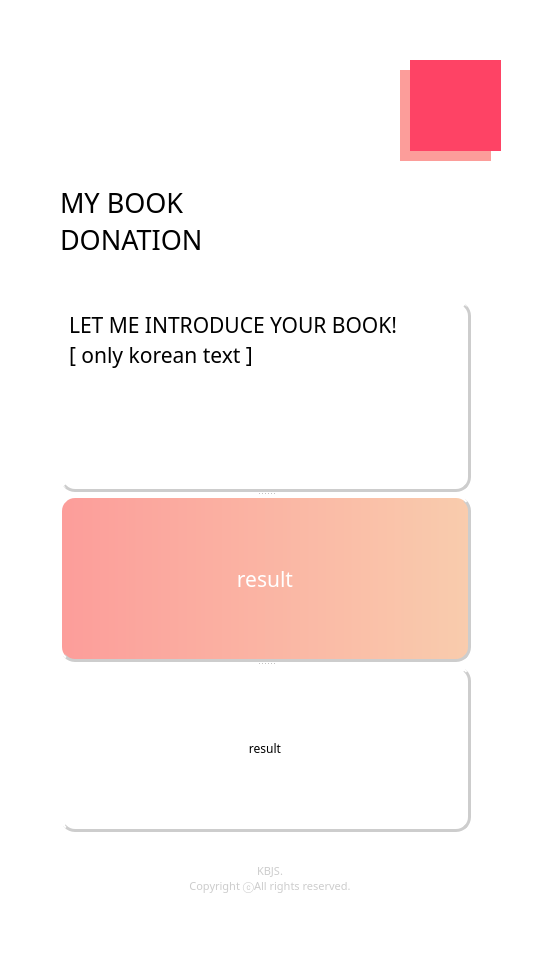
Old version of the form AI_exam/prj02_books_category_classification/mainwindow.ui in the repository makerseok/study-dl.
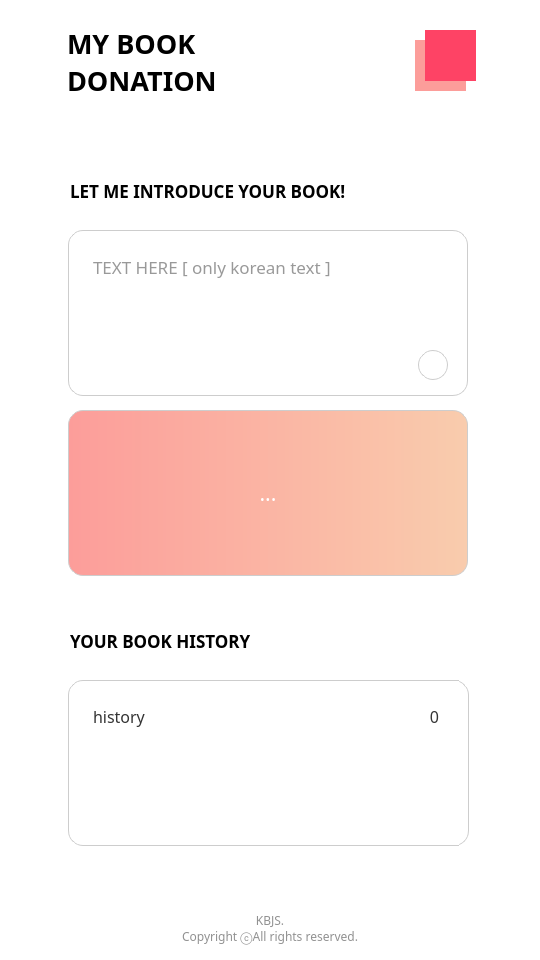
New version of the form.

The edit to the form file:
```diff
--- a/AI_exam/prj02_books_category_classification/mainwindow.ui
+++ b/AI_exam/prj02_books_category_classification/mainwindow.ui
@@ -1,7 +1,7 @@
 <?xml version="1.0" encoding="UTF-8"?>
 <ui version="4.0">
- <class>Form</class>
- <widget class="QWidget" name="Form">
+ <class>widget</class>
+ <widget class="QWidget" name="widget">
   <property name="geometry">
    <rect>
     <x>0</x>
@@ -17,7 +17,7 @@
    </sizepolicy>
   </property>
   <property name="windowTitle">
-   <string>Form</string>
+   <string>My Book Donation</string>
   </property>
   <property name="styleSheet">
    <string notr="true">background-color: rgb(255, 255, 255);</string>
@@ -25,16 +25,18 @@
   <widget class="QLabel" name="MainText">
    <property name="geometry">
     <rect>
-     <x>60</x>
-     <y>160</y>
-     <width>211</width>
-     <height>121</height>
+     <x>67</x>
+     <y>31</y>
+     <width>151</width>
+     <height>61</height>
     </rect>
    </property>
    <property name="font">
     <font>
-     <family>Yummo Bold</family>
+     <family>Yummo</family>
      <pointsize>20</pointsize>
+     <weight>75</weight>
+     <bold>true</bold>
      <stylestrategy>PreferAntialias</stylestrategy>
     </font>
    </property>
@@ -56,7 +58,7 @@
    <property name="geometry">
     <rect>
      <x>0</x>
-     <y>860</y>
+     <y>910</y>
      <width>540</width>
      <height>37</height>
     </rect>
@@ -104,11 +106,11 @@
     <property name="font">
      <font>
       <family>Yummo</family>
-      <pointsize>8</pointsize>
+      <pointsize>9</pointsize>
      </font>
     </property>
     <property name="styleSheet">
-     <string notr="true">color: rgb(204, 204, 204);</string>
+     <string notr="true">color: rgb(145, 145, 145);</string>
     </property>
     <property name="frameShadow">
      <enum>QFrame::Plain</enum>
@@ -125,19 +127,104 @@
     </property>
    </widget>
   </widget>
-  <widget class="QSplitter" name="splitter">
+  <widget class="QPushButton" name="reset_1">
    <property name="geometry">
     <rect>
-     <x>60</x>
-     <y>301</y>
-     <width>411</width>
-     <height>531</height>
+     <x>425</x>
+     <y>30</y>
+     <width>51</width>
+     <height>51</height>
     </rect>
    </property>
-   <property name="orientation">
-    <enum>Qt::Vertical</enum>
+   <property name="cursor">
+    <cursorShape>PointingHandCursor</cursorShape>
    </property>
+   <property name="styleSheet">
+    <string notr="true">background-color: rgb(254, 67, 101);
+border-style:none;</string>
+   </property>
+   <property name="text">
+    <string/>
+   </property>
+  </widget>
+  <widget class="QPushButton" name="reset_2">
+   <property name="geometry">
+    <rect>
+     <x>415</x>
+     <y>40</y>
+     <width>51</width>
+     <height>51</height>
+    </rect>
+   </property>
+   <property name="cursor">
+    <cursorShape>PointingHandCursor</cursorShape>
+   </property>
+   <property name="styleSheet">
+    <string notr="true">background-color: rgb(252, 157, 154);
+border-style:none;</string>
+   </property>
+   <property name="text">
+    <string/>
+   </property>
+  </widget>
+  <widget class="QPushButton" name="Predict">
+   <property name="geometry">
+    <rect>
+     <x>418</x>
+     <y>350</y>
+     <width>30</width>
+     <height>30</height>
+    </rect>
+   </property>
+   <property name="font">
+    <font>
+     <pointsize>9</pointsize>
+    </font>
+   </property>
+   <property name="cursor">
+    <cursorShape>PointingHandCursor</cursorShape>
+   </property>
+   <property name="toolTipDuration">
+    <number>0</number>
+   </property>
+   <property name="styleSheet">
+    <string notr="true">#Predict {
+border-style: solid;
+border-width: 1px;
+border-radius: 15px;
+border-color: rgb(205, 205, 205);
+color: black;
+padding: 20px;
+}
+#Predict:hover {
+border-style: solid;
+border-width: 3px;
+border-radius: 15px;
+border-color: rgb(205, 205, 205);
+background-color: rgb(205, 205, 205);
+color: black;
+padding: 20px;
+}</string>
+   </property>
+   <property name="text">
+    <string/>
+   </property>
+   <property name="iconSize">
+    <size>
+     <width>121</width>
+     <height>121</height>
+    </size>
+   </property>
+  </widget>
    <widget class="QTextEdit" name="InputText">
+   <property name="geometry">
+    <rect>
+     <x>68</x>
+     <y>230</y>
+     <width>400</width>
+     <height>166</height>
+    </rect>
+   </property>
     <property name="sizePolicy">
      <sizepolicy hsizetype="Preferred" vsizetype="Fixed">
       <horstretch>0</horstretch>
@@ -158,7 +245,8 @@
     </property>
     <property name="font">
      <font>
-      <family>궁서체</family>
+     <family>Yummo</family>
+     <pointsize>13</pointsize>
      </font>
     </property>
     <property name="focusPolicy">
@@ -168,15 +256,12 @@
      <bool>true</bool>
     </property>
     <property name="styleSheet">
-     <string notr="true">border-style: outset;
-border-top-width: 1px;
-border-left-width: 1px;
-border-right-width: 3px;
-border-bottom-width: 3px;
+    <string notr="true">border-style: solid;
+border-width: 1px;
 border-radius: 15px;
 border-color: rgb(205, 205, 205);
-color: black;
-padding: 4px;</string>
+color: #343434;
+padding: 20px;</string>
     </property>
     <property name="frameShape">
      <enum>QFrame::NoFrame</enum>
@@ -194,12 +279,22 @@
      <string>&lt;!DOCTYPE HTML PUBLIC &quot;-//W3C//DTD HTML 4.0//EN&quot; &quot;http://www.w3.org/TR/REC-html40/strict.dtd&quot;&gt;
 &lt;html&gt;&lt;head&gt;&lt;meta name=&quot;qrichtext&quot; content=&quot;1&quot; /&gt;&lt;style type=&quot;text/css&quot;&gt;
 p, li { white-space: pre-wrap; }
-&lt;/style&gt;&lt;/head&gt;&lt;body style=&quot; font-family:'궁서체'; font-size:9pt; font-weight:400; font-style:normal;&quot;&gt;
-&lt;p style=&quot; margin-top:0px; margin-bottom:0px; margin-left:0px; margin-right:0px; -qt-block-indent:0; text-indent:0px;&quot;&gt;&lt;span style=&quot; font-family:'Yummo'; font-size:16pt;&quot;&gt;LET ME INTRODUCE YOUR BOOK!&lt;/span&gt;&lt;/p&gt;
-&lt;p style=&quot; margin-top:0px; margin-bottom:0px; margin-left:0px; margin-right:0px; -qt-block-indent:0; text-indent:0px;&quot;&gt;&lt;span style=&quot; font-family:'Yummo'; font-size:16pt;&quot;&gt;[ only korean text ]&lt;/span&gt;&lt;/p&gt;&lt;/body&gt;&lt;/html&gt;</string>
+&lt;/style&gt;&lt;/head&gt;&lt;body style=&quot; font-family:'Yummo'; font-size:13pt; font-weight:400; font-style:normal;&quot;&gt;
+&lt;p style=&quot;-qt-paragraph-type:empty; margin-top:0px; margin-bottom:0px; margin-left:0px; margin-right:0px; -qt-block-indent:0; text-indent:0px; font-family:'Yummo,나눔바른펜'; color:#343434;&quot;&gt;&lt;br /&gt;&lt;/p&gt;&lt;/body&gt;&lt;/html&gt;</string>
+   </property>
+   <property name="placeholderText">
+    <string>TEXT HERE [ only korean text ]</string>
     </property>
    </widget>
    <widget class="QLabel" name="Result">
+   <property name="geometry">
+    <rect>
+     <x>68</x>
+     <y>410</y>
+     <width>400</width>
+     <height>166</height>
+    </rect>
+   </property>
     <property name="sizePolicy">
      <sizepolicy hsizetype="Preferred" vsizetype="Fixed">
       <horstretch>0</horstretch>
@@ -220,30 +315,35 @@
     </property>
     <property name="font">
      <font>
-      <family>Yummo</family>
+     <family>Yummo SemiBold</family>
       <pointsize>16</pointsize>
      </font>
     </property>
     <property name="styleSheet">
-     <string notr="true">border-style: outset;
-border-top-width: 2px;
-border-left-width: 2px;
-border-right-width: 3px;
-border-bottom-width: 3px;
+    <string notr="true">border-style: solid;
+border-width: 1px;
 border-radius: 15px;
 border-color: rgb(205, 205, 205);
-padding: 4px;
+padding: 12px;
 color: white;
 background-color: qlineargradient(spread:pad, x1:0, y1:0, x2:1, y2:0, stop:0 rgba(252, 157, 154, 255), stop:1 rgba(249, 204, 173, 255));</string>
     </property>
     <property name="text">
-     <string>result</string>
+    <string>...</string>
     </property>
     <property name="alignment">
      <set>Qt::AlignCenter</set>
     </property>
    </widget>
    <widget class="QLabel" name="History">
+   <property name="geometry">
+    <rect>
+     <x>68</x>
+     <y>680</y>
+     <width>401</width>
+     <height>166</height>
+    </rect>
+   </property>
     <property name="sizePolicy">
      <sizepolicy hsizetype="Preferred" vsizetype="Fixed">
       <horstretch>0</horstretch>
@@ -265,66 +365,126 @@
     <property name="font">
      <font>
       <family>Yummo</family>
+     <pointsize>12</pointsize>
      </font>
     </property>
     <property name="styleSheet">
-     <string notr="true">border-style: outset;
-border-top-width: 2px;
-border-left-width: 2px;
-border-right-width: 3px;
-border-bottom-width: 3px;
+    <string notr="true">border-style: solid;
+border-width: 1px;
 border-radius: 15px;
 border-color: rgb(205, 205, 205);
-color: black;
-padding: 4px;</string>
+padding: 20px;
+color: #343434;</string>
     </property>
     <property name="text">
-     <string>result</string>
+    <string>history</string>
     </property>
     <property name="alignment">
-     <set>Qt::AlignCenter</set>
-    </property>
-   </widget>
-  </widget>
-  <widget class="QPushButton" name="reset_1">
+    <set>Qt::AlignLeading|Qt::AlignLeft|Qt::AlignTop</set>
+   </property>
+  </widget>
+  <widget class="QLabel" name="HistoryNumber">
    <property name="geometry">
     <rect>
-     <x>410</x>
-     <y>60</y>
-     <width>91</width>
-     <height>91</height>
+     <x>378</x>
+     <y>680</y>
+     <width>81</width>
+     <height>166</height>
     </rect>
    </property>
+   <property name="sizePolicy">
+    <sizepolicy hsizetype="Preferred" vsizetype="Fixed">
+     <horstretch>0</horstretch>
+     <verstretch>0</verstretch>
+    </sizepolicy>
+   </property>
+   <property name="minimumSize">
+    <size>
+     <width>0</width>
+     <height>166</height>
+    </size>
+   </property>
+   <property name="maximumSize">
+    <size>
+     <width>16777215</width>
+     <height>300</height>
+    </size>
+   </property>
+   <property name="font">
+    <font>
+     <family>Yummo</family>
+     <pointsize>12</pointsize>
+    </font>
+   </property>
    <property name="styleSheet">
-    <string notr="true">background-color: rgb(254, 67, 101);
-border-style:none;</string>
+    <string notr="true">border-top-style:solid;
+border-bottom-style:solid;
+border-width: 1px;
+border-color: rgb(205, 205, 205);
+padding: 20px;
+padding-right: 15px;
+color: #343434;</string>
    </property>
    <property name="text">
-    <string/>
+    <string>0</string>
    </property>
+   <property name="alignment">
+    <set>Qt::AlignRight|Qt::AlignTop|Qt::AlignTrailing</set>
+   </property>
   </widget>
-  <widget class="QPushButton" name="reset_2">
+  <widget class="QLabel" name="label">
    <property name="geometry">
     <rect>
-     <x>400</x>
-     <y>70</y>
-     <width>91</width>
-     <height>91</height>
+     <x>70</x>
+     <y>170</y>
+     <width>291</width>
+     <height>41</height>
     </rect>
    </property>
-   <property name="styleSheet">
-    <string notr="true">background-color: rgb(252, 157, 154);
-border-style:none;</string>
+   <property name="font">
+    <font>
+     <family>Yummo</family>
+     <pointsize>13</pointsize>
+     <weight>75</weight>
+     <bold>true</bold>
+    </font>
    </property>
    <property name="text">
-    <string/>
+    <string>LET ME INTRODUCE YOUR BOOK!</string>
    </property>
   </widget>
+  <widget class="QLabel" name="label_2">
+   <property name="geometry">
+    <rect>
+     <x>70</x>
+     <y>620</y>
+     <width>291</width>
+     <height>41</height>
+    </rect>
+   </property>
+   <property name="font">
+    <font>
+     <family>Yummo</family>
+     <pointsize>13</pointsize>
+     <weight>75</weight>
+     <bold>true</bold>
+    </font>
+   </property>
+   <property name="text">
+    <string>YOUR BOOK HISTORY</string>
+   </property>
+  </widget>
+  <zorder>Result</zorder>
+  <zorder>History</zorder>
+  <zorder>InputText</zorder>
   <zorder>reset_2</zorder>
   <zorder>MainText</zorder>
   <zorder>splitter_2</zorder>
-  <zorder>splitter</zorder>
   <zorder>reset_1</zorder>
+  <zorder>Predict</zorder>
+  <zorder>HistoryNumber</zorder>
+  <zorder>label</zorder>
+  <zorder>label_2</zorder>
  </widget>
  <resources/>
  <connections/>
```
Lines whose indentation alone changed are shown as unchanged.
